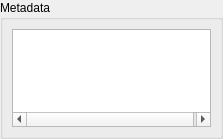
OceanOptics/Inlinino, file inlinino/resources/widget_metadata.ui: the form before one commit.
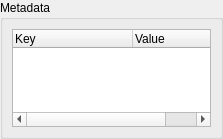
The form after the commit.

The edit to the form file:
```diff
--- a/inlinino/resources/widget_metadata.ui
+++ b/inlinino/resources/widget_metadata.ui
@@ -49,11 +49,17 @@
         <property name="selectionMode">
          <enum>QAbstractItemView::NoSelection</enum>
         </property>
-        <property name="indentation">
-         <number>8</number>
+        <property name="animated">
+         <bool>true</bool>
         </property>
-        <attribute name="headerVisible">
+        <property name="headerHidden">
          <bool>false</bool>
+        </property>
+        <attribute name="headerVisible">
+         <bool>true</bool>
+        </attribute>
+        <attribute name="headerMinimumSectionSize">
+         <number>120</number>
         </attribute>
         <column>
          <property name="text">
@@ -62,7 +68,7 @@
         </column>
         <column>
          <property name="text">
-          <string>Values</string>
+          <string>Value</string>
          </property>
         </column>
        </widget>
```
